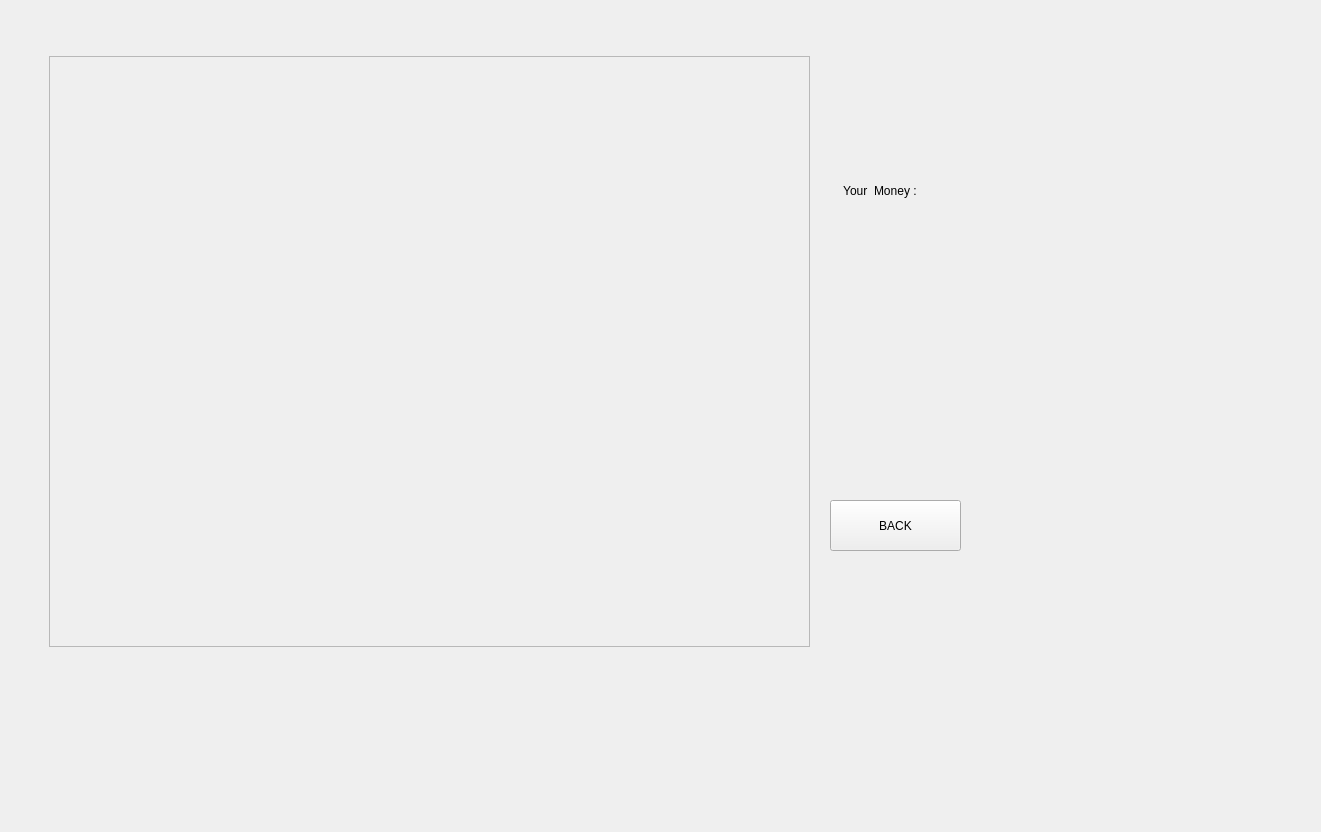
Above: testWidget/ShopBoard.ui from hg-hg/2019-DungeonNStones before the change. Below: the same form after it.
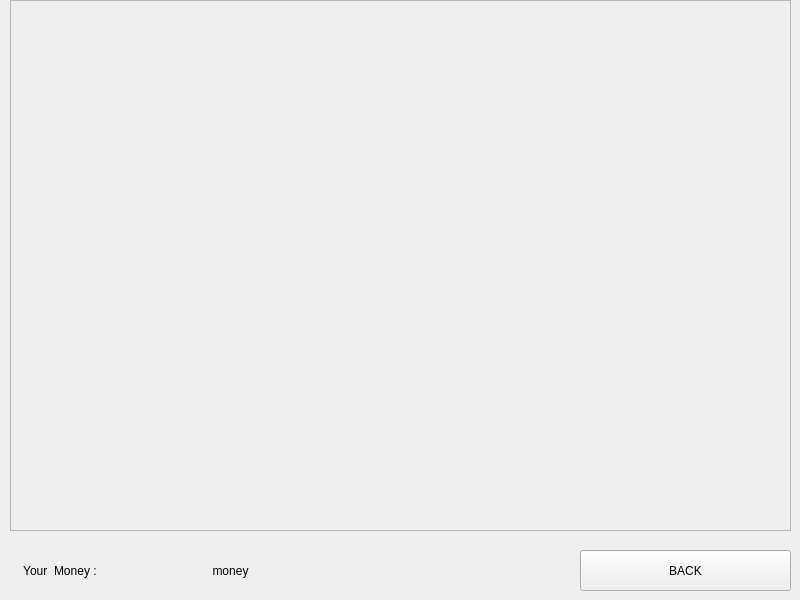
That is the form after the change. Custom widgets are drawn as their Qt base class.

Commit message: 修改了shopboard，现在可以正常显示了

Patch:
```diff
--- a/testWidget/ShopBoard.ui
+++ b/testWidget/ShopBoard.ui
@@ -6,30 +6,36 @@
    <rect>
     <x>0</x>
     <y>0</y>
-    <width>1321</width>
-    <height>832</height>
+    <width>800</width>
+    <height>600</height>
    </rect>
   </property>
   <property name="windowTitle">
    <string>ShopBoard</string>
   </property>
+  <layout class="QGridLayout" name="gridLayout">
+   <property name="leftMargin">
+    <number>0</number>
+   </property>
+   <property name="topMargin">
+    <number>0</number>
+   </property>
+   <property name="rightMargin">
+    <number>0</number>
+   </property>
+   <property name="bottomMargin">
+    <number>0</number>
+   </property>
+   <item row="0" column="0">
   <widget class="QStackedWidget" name="stack">
-   <property name="geometry">
-    <rect>
-     <x>30</x>
-     <y>20</y>
-     <width>1011</width>
-     <height>701</height>
-    </rect>
-   </property>
    <widget class="QWidget" name="page">
     <widget class="QScrollArea" name="mainWidget">
      <property name="geometry">
       <rect>
-       <x>19</x>
-       <y>36</y>
-       <width>761</width>
-       <height>591</height>
+         <x>10</x>
+         <y>0</y>
+         <width>781</width>
+         <height>531</height>
       </rect>
      </property>
      <property name="widgetResizable">
@@ -40,17 +46,17 @@
        <rect>
         <x>0</x>
         <y>0</y>
-        <width>759</width>
-        <height>589</height>
+          <width>779</width>
+          <height>529</height>
        </rect>
       </property>
       <widget class="QWidget" name="gridLayoutWidget">
        <property name="geometry">
         <rect>
-         <x>30</x>
-         <y>50</y>
-         <width>641</width>
-         <height>481</height>
+           <x>10</x>
+           <y>10</y>
+           <width>761</width>
+           <height>511</height>
         </rect>
        </property>
        <layout class="QGridLayout" name="layout"/>
@@ -60,21 +66,21 @@
     <widget class="ReturnButton" name="backToMain">
      <property name="geometry">
       <rect>
-       <x>800</x>
-       <y>480</y>
-       <width>131</width>
-       <height>51</height>
+         <x>580</x>
+         <y>550</y>
+         <width>211</width>
+         <height>41</height>
       </rect>
      </property>
      <property name="text">
       <string>BACK</string>
      </property>
     </widget>
-    <widget class="QLabel" name="moneyLabel">
+      <widget class="QLabel" name="label">
      <property name="geometry">
       <rect>
-       <x>810</x>
-       <y>160</y>
+         <x>20</x>
+         <y>560</y>
        <width>111</width>
        <height>21</height>
       </rect>
@@ -83,24 +89,27 @@
       <string> Your  Money :</string>
      </property>
     </widget>
-    <widget class="QTextBrowser" name="moneyEdit">
+      <widget class="QLabel" name="moneyLabel">
      <property name="geometry">
       <rect>
-       <x>810</x>
-       <y>190</y>
-       <width>111</width>
-       <height>31</height>
-      </rect>
-     </property>
-     <property name="styleSheet">
-      <string notr="true">background-color: rgb(255, 132, 139,0);
-border-radius: 3px;
-color:rgb(0,0,0);</string>
+         <x>170</x>
+         <y>560</y>
+         <width>121</width>
+         <height>21</height>
+        </rect>
+       </property>
+       <property name="text">
+        <string>money</string>
+       </property>
+       <property name="alignment">
+        <set>Qt::AlignCenter</set>
      </property>
     </widget>
    </widget>
    <widget class="QWidget" name="page_2"/>
   </widget>
+   </item>
+  </layout>
  </widget>
  <layoutdefault spacing="6" margin="11"/>
  <customwidgets>
```
Lines whose indentation alone changed are shown as unchanged. The commit also changes 1 other file.
